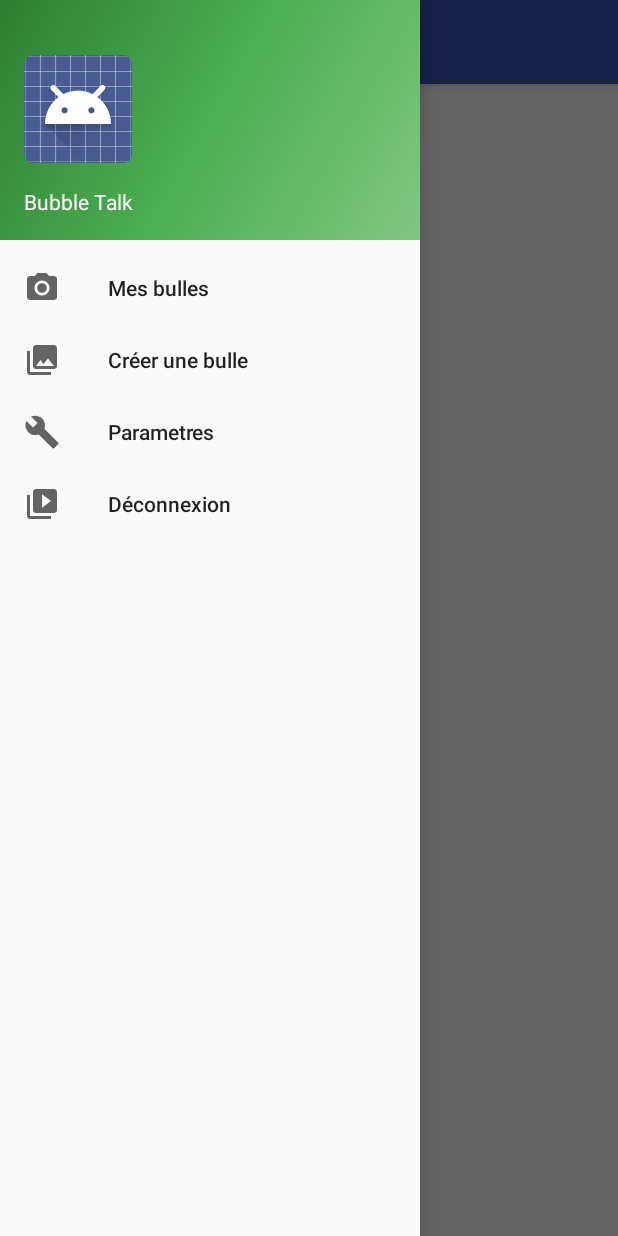
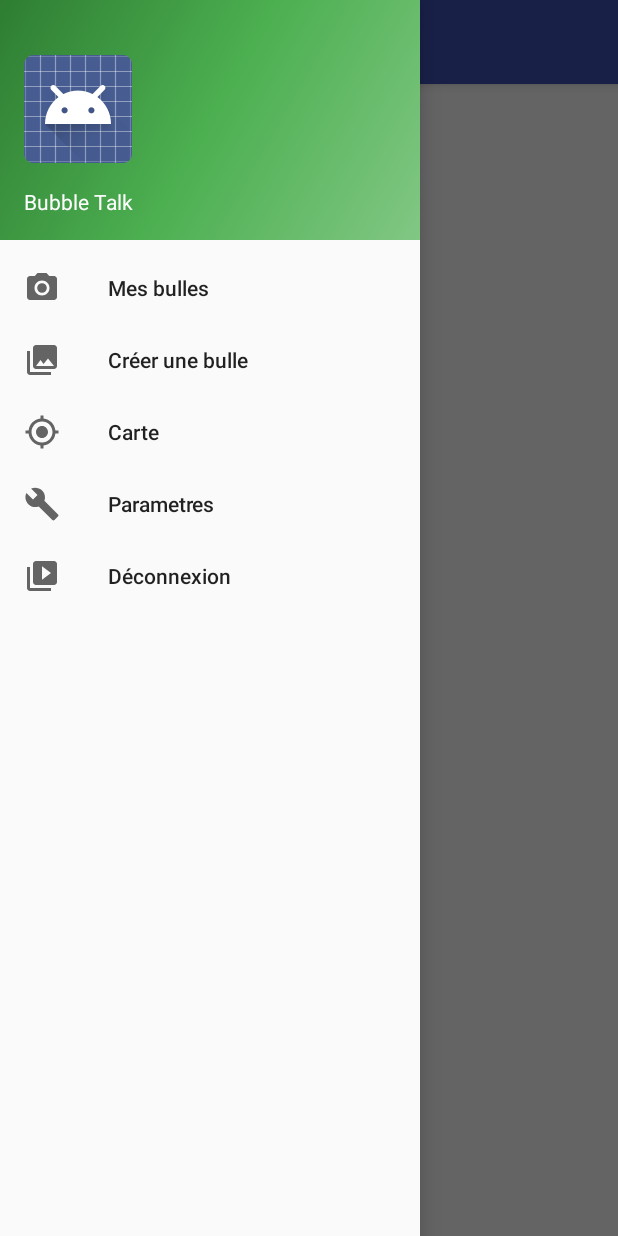
Before and after one commit to Azenberg94/bubble-talk, an Android app: the screen it shows after launch once a user with an empty profile is signed in (MainActivity), with the side drawer open, on a phone screen of 412 x 824 dp. Run offline under Robolectric (Android 15) with nearby library versions, the phone set to English and light mode, and no system bars; our stand-ins replace Firebase (no records; nobody signed in at launch, a user with empty details on screens opened directly).

Commit message:
Google Map

```diff
--- a/Bubbletalk/app/src/main/java/com/groupe6al2/bubbletalk/Activity/MainActivity.java
+++ b/Bubbletalk/app/src/main/java/com/groupe6al2/bubbletalk/Activity/MainActivity.java
@@ -170,6 +170,9 @@
         } else if (id == R.id.nav_create_bubble) {
             Intent intent = new Intent(MainActivity.this, CreateBubbleActivity.class);
             startActivity(intent);
+        } else if (id == R.id.nav_see_map){
+            Intent intent = new Intent(MainActivity.this, MapsActivity.class);
+            startActivity(intent);
         } else if (id == R.id.nav_parametre) {
             if(this.isConnectedInternet()==true) {
                 Intent intent = new Intent(MainActivity.this, ParamActivity.class);
--- /dev/null
+++ b/Bubbletalk/app/src/main/res/drawable/ic_menu_map.xml
@@ -0,0 +1,9 @@
+<vector xmlns:android="http://schemas.android.com/apk/res/android"
+        android:width="24dp"
+        android:height="24dp"
+        android:viewportWidth="24.0"
+        android:viewportHeight="24.0">
+    <path
+        android:fillColor="#FF000000"
+        android:pathData="M12,8c-2.21,0 -4,1.79 -4,4s1.79,4 4,4 4,-1.79 4,-4 -1.79,-4 -4,-4zM20.94,11c-0.46,-4.17 -3.77,-7.48 -7.94,-7.94L13,1h-2v2.06C6.83,3.52 3.52,6.83 3.06,11L1,11v2h2.06c0.46,4.17 3.77,7.48 7.94,7.94L11,23h2v-2.06c4.17,-0.46 7.48,-3.77 7.94,-7.94L23,13v-2h-2.06zM12,19c-3.87,0 -7,-3.13 -7,-7s3.13,-7 7,-7 7,3.13 7,7 -3.13,7 -7,7z"/>
+</vector>
--- a/Bubbletalk/app/src/main/res/menu/activity_main_drawer.xml
+++ b/Bubbletalk/app/src/main/res/menu/activity_main_drawer.xml
@@ -11,6 +11,10 @@
             android:icon="@drawable/ic_menu_gallery"
             android:title="Créer une bulle" />
         <item
+            android:id="@+id/nav_see_map"
+            android:icon="@drawable/ic_menu_map"
+            android:title="Carte" />
+        <item
             android:id="@+id/nav_parametre"
             android:icon="@drawable/ic_menu_manage"
             android:title="Parametres" />
```
Also changed, not shown: Bubbletalk/app/src/main/java/com/groupe6al2/bubbletalk/Activity/MapsActivity.java (+20 -2 lines), Bubbletalk/app/src/main/res/layout/activity_nearby.xml (line endings or trailing spaces).
